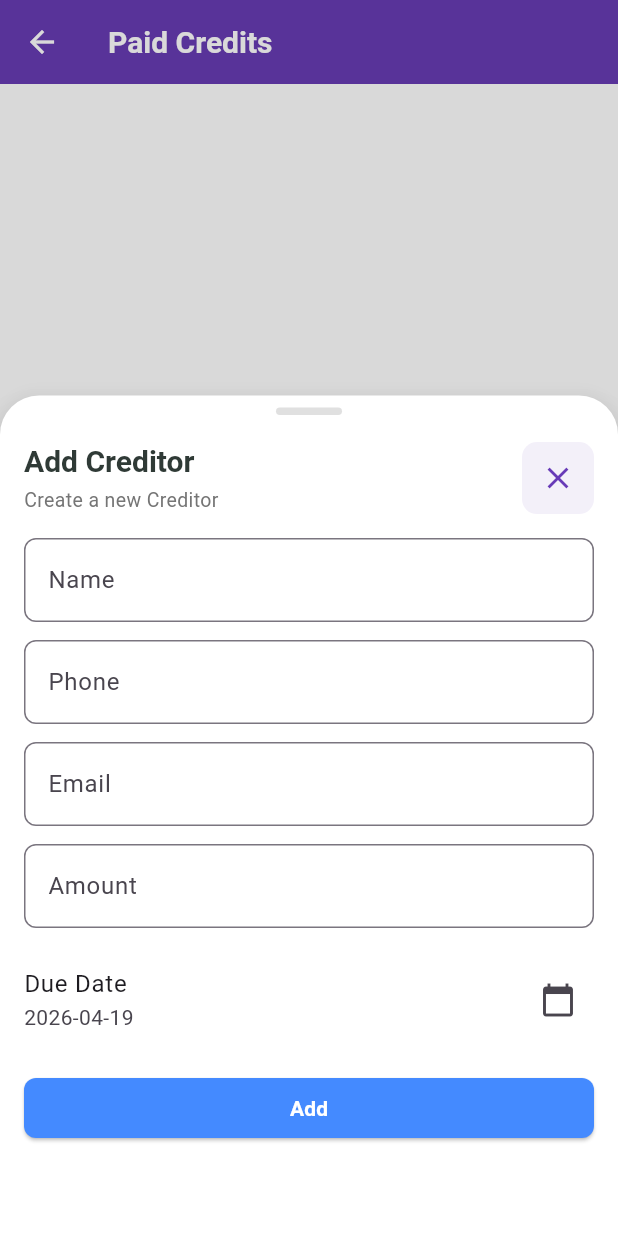
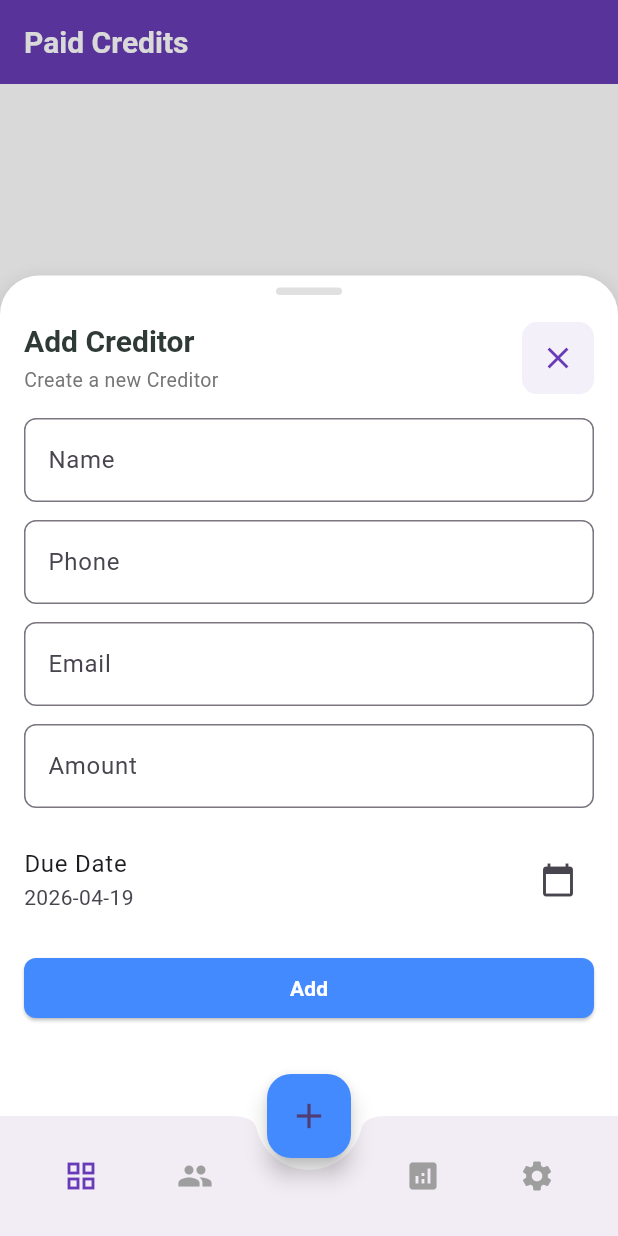
Before and after one commit to Huzaifa-Shabbir/payment_solution_softec_26, a Flutter app: the screen it shows after launch, item 2 of the bottom bar chosen, after a tap on the "add" icon, on a phone screen of 412 x 824 dp. Run offline on Flutter 3.47's test engine with Material 3 defaults, Android fonts, the phone set to English and light mode, and no system bars; our stand-ins replace go_router, shared_preferences, supabase_flutter; accounts and stored records are empty.

Commit message:
Dashboard changes

```diff
--- a/lib/features/dashboard/dashboard_screen.dart
+++ b/lib/features/dashboard/dashboard_screen.dart
@@ -311,17 +311,18 @@ class _DashboardState extends State<Dashboard>
    int _selectedIndex = 0;
    void _onNavTap(int idx) async {
      if (idx == 1) {
-       await context.pushNamed('accounts');
+       // navigate within the shell so the bottom bar remains visible
+       GoRouter.of(context).goNamed('accounts');
        await _refresh();
        return;
      }
      if (idx == 2) {
-       await context.pushNamed('analytics');
+       GoRouter.of(context).goNamed('analytics');
        return;
      }
      if (idx == 3) {
        // open settings screen via named route
-       await context.pushNamed('settings');
+       GoRouter.of(context).goNamed('settings');
        return;
      }
      setState(() => _selectedIndex = idx);
@@ -613,28 +614,6 @@ class _DashboardState extends State<Dashboard>
            _buildList(),
          ],
        ),
-       floatingActionButton: FloatingActionButton(
-         onPressed: _onAddPressed,
-         child: const Icon(Icons.add, size: 28),
-       ),
-       floatingActionButtonLocation: FloatingActionButtonLocation.centerDocked,
-       bottomNavigationBar: BottomAppBar(
-         shape: const CircularNotchedRectangle(),
-         notchMargin: 8,
-         child: SizedBox(
-           height: 62,
-           child: Row(
-             mainAxisAlignment: MainAxisAlignment.spaceAround,
-             children: [
-               IconButton(icon: Icon(Icons.grid_view, color: _selectedIndex == 0 ? colors.appbar_Color : Colors.grey), onPressed: () => _onNavTap(0)),
-               IconButton(icon: Icon(Icons.people, color: _selectedIndex == 1 ? colors.appbar_Color : Colors.grey), onPressed: () => _onNavTap(1)),
-               const SizedBox(width: 48),
-               IconButton(icon: Icon(Icons.analytics, color: _selectedIndex == 2 ? colors.appbar_Color : Colors.grey), onPressed: () => _onNavTap(2)),
-               IconButton(icon: Icon(Icons.settings, color: _selectedIndex == 3 ? colors.appbar_Color : Colors.grey), onPressed: () => _onNavTap(3)),
-             ],
-           ),
-         ),
-       ),
      );
    }
 
--- a/lib/main.dart
+++ b/lib/main.dart
@@ -50,6 +50,60 @@ class MyApp extends StatelessWidget {
           path: '/',
           builder: (context, state) => const SplashScreen(),
         ),
+        ShellRoute(
+          builder: (BuildContext context, GoRouterState state, Widget child) {
+            // map location -> selected index for icon coloring
+            int _locToIndex(String loc) {
+              if (loc.startsWith('/accounts')) return 1;
+              if (loc.startsWith('/analytics')) return 2;
+              if (loc.startsWith('/settings')) return 3;
+              return 0; // dashboard and default
+            }
+
+            final colors = AppColors();
+            // use state.uri.path as GoRouterState.location may not be available in this version
+            final selected = _locToIndex(state.uri.path);
+
+            return Scaffold(
+              // the active page will render its own AppBar / body (child may contain its own Scaffold)
+              body: child,
+              floatingActionButton: FloatingActionButton(
+                onPressed: () => GoRouter.of(context).pushNamed('addAccount', extra: {'asBottomSheet': true, 'account': null}),
+                child: const Icon(Icons.add, size: 28),
+              ),
+              floatingActionButtonLocation: FloatingActionButtonLocation.centerDocked,
+              bottomNavigationBar: BottomAppBar(
+                shape: const CircularNotchedRectangle(),
+                notchMargin: 8,
+                child: SizedBox(
+                  height: 62,
+                  child: Row(
+                    mainAxisAlignment: MainAxisAlignment.spaceAround,
+                    children: [
+                      IconButton(
+                        icon: Icon(Icons.grid_view, color: selected == 0 ? colors.appbar_Color : Colors.grey),
+                        onPressed: () => GoRouter.of(context).goNamed('dashboard'),
+                      ),
+                      IconButton(
+                        icon: Icon(Icons.people, color: selected == 1 ? colors.appbar_Color : Colors.grey),
+                        onPressed: () => GoRouter.of(context).goNamed('accounts'),
+                      ),
+                      const SizedBox(width: 48),
+                      IconButton(
+                        icon: Icon(Icons.analytics, color: selected == 2 ? colors.appbar_Color : Colors.grey),
+                        onPressed: () => GoRouter.of(context).goNamed('analytics'),
+                      ),
+                      IconButton(
+                        icon: Icon(Icons.settings, color: selected == 3 ? colors.appbar_Color : Colors.grey),
+                        onPressed: () => GoRouter.of(context).goNamed('settings'),
+                      ),
+                    ],
+                  ),
+                ),
+              ),
+            );
+          },
+          routes: [
             GoRoute(
               name: 'dashboard',
               path: '/dashboard',
@@ -65,7 +119,6 @@ class MyApp extends StatelessWidget {
               path: '/accounts/detail',
               builder: (context, state) {
                 final extra = state.extra;
-            // show the follow-up / detail screen implemented in add_account_screen.dart
                 return AccountFollowUpScreen(account: extra as Account);
               },
             ),
@@ -124,6 +177,8 @@ class MyApp extends StatelessWidget {
               },
             ),
           ],
+        ),
+      ],
     );
 
     // Listen to ThemeController for theme changes across the app.
```
Lines whose indentation alone changed are shown as unchanged.
